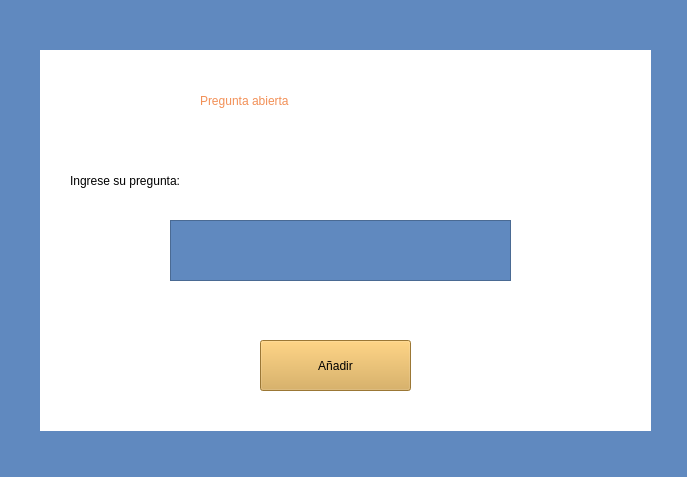
Old version of the form AulaVirtual/ventanaPreguntasAbiertas2.ui in the repository micaelCZ/AulaVirtual_VersionFinal.
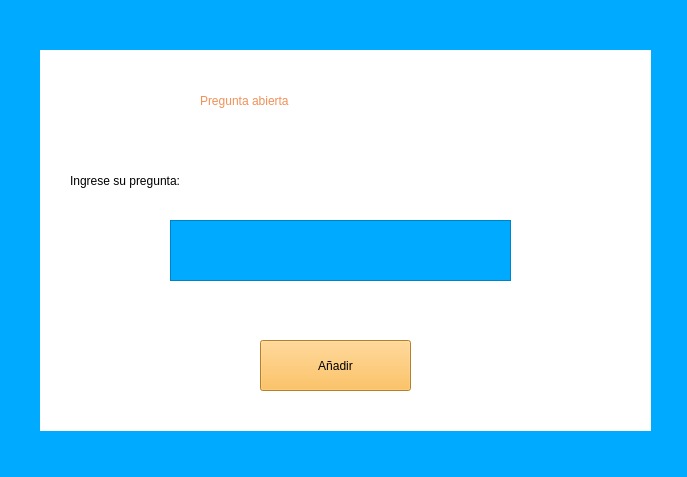
New version of the form.

What changed in the file:
```diff
--- a/AulaVirtual/ventanaPreguntasAbiertas2.ui
+++ b/AulaVirtual/ventanaPreguntasAbiertas2.ui
@@ -14,7 +14,7 @@
    <string>MainWindow</string>
   </property>
   <property name="styleSheet">
-   <string notr="true">background-color: rgb(96, 137, 191);</string>
+   <string notr="true">background-color: rgb(0, 170, 255);</string>
   </property>
   <widget class="QWidget" name="centralwidget">
    <widget class="QLabel" name="label">
@@ -62,7 +62,7 @@
     </property>
     <property name="styleSheet">
      <string notr="true">font: 700 12pt &quot;Segoe UI&quot;;
-background-color: rgb(217, 167, 74);</string>
+background-color: rgb(255, 179, 56);</string>
     </property>
     <property name="text">
      <string>Añadir</string>
```
